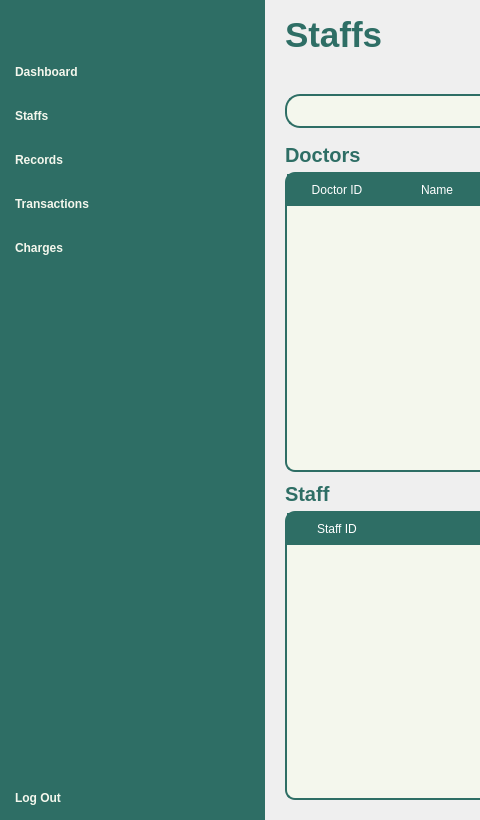
VinsmokeSanji69/COVACHA_CLINIC_SYSTEM, file Views/Admin_Staffs.ui: the form before one commit; both pictures show x 0 to 480 and y 0 to 820 of the 1199 by 820 pixel window.
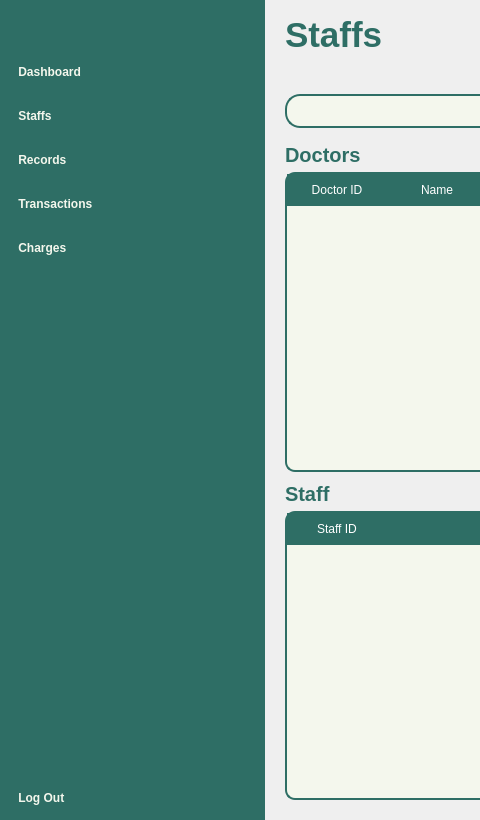
The form after the commit. Icons and pictures are not drawn.

Diff of the .ui file:
```diff
--- a/Views/Admin_Staffs.ui
+++ b/Views/Admin_Staffs.ui
@@ -171,7 +171,7 @@
            <string notr="true"/>
           </property>
           <property name="text">
-           <string>Dashboard</string>
+           <string> Dashboard</string>
           </property>
           <property name="icon">
            <iconset resource="../Images/resources.qrc">
@@ -196,7 +196,7 @@
 }</string>
           </property>
           <property name="text">
-           <string>Staffs</string>
+           <string> Staffs</string>
           </property>
           <property name="icon">
            <iconset resource="../Images/resources.qrc">
@@ -219,7 +219,7 @@
            <string notr="true"/>
           </property>
           <property name="text">
-           <string>Records</string>
+           <string> Records</string>
           </property>
           <property name="icon">
            <iconset resource="../Images/resources.qrc">
@@ -242,7 +242,7 @@
            <string notr="true"/>
           </property>
           <property name="text">
-           <string>Transactions</string>
+           <string> Transactions</string>
           </property>
           <property name="icon">
            <iconset resource="../Images/resources.qrc">
@@ -265,7 +265,7 @@
            <string notr="true"/>
           </property>
           <property name="text">
-           <string>Charges</string>
+           <string> Charges</string>
           </property>
           <property name="icon">
            <iconset resource="../Images/resources.qrc">
@@ -308,7 +308,7 @@
            <string notr="true"/>
           </property>
           <property name="text">
-           <string>Log Out</string>
+           <string> Log Out</string>
           </property>
           <property name="icon">
            <iconset resource="../Images/resources.qrc">
```
